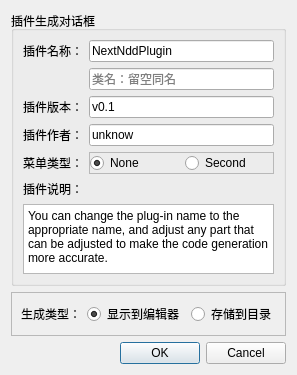
This is src/plugin/framework-plugins/hello-simple/view/createnewplugincodedialog.ui in x2009again/notepad-- as Qt 5 draws it before an edit. The edited form follows.
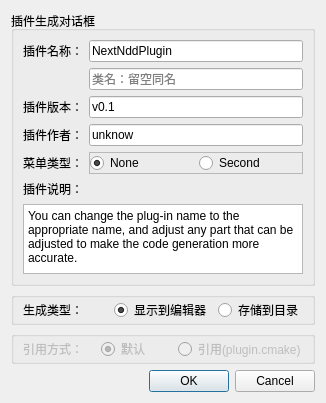
This is the edited form.

Commit message: cmake-plugin: 在 hello-simple 中新增引用型插件基础生成逻辑

The edit to the form file:
```diff
--- a/src/plugin/framework-plugins/hello-simple/view/createnewplugincodedialog.ui
+++ b/src/plugin/framework-plugins/hello-simple/view/createnewplugincodedialog.ui
@@ -6,8 +6,8 @@
    <rect>
     <x>0</x>
     <y>0</y>
-    <width>288</width>
-    <height>335</height>
+    <width>326</width>
+    <height>330</height>
    </rect>
   </property>
   <property name="windowTitle">
@@ -135,14 +135,17 @@
     </widget>
    </item>
    <item>
-    <widget class="QFrame" name="frame_2">
-     <property name="frameShape">
-      <enum>QFrame::StyledPanel</enum>
-     </property>
-     <property name="frameShadow">
-      <enum>QFrame::Raised</enum>
+    <widget class="QGroupBox" name="groupBox_3">
+     <property name="title">
+      <string/>
      </property>
      <layout class="QHBoxLayout" name="horizontalLayout_2">
+      <property name="topMargin">
+       <number>0</number>
+      </property>
+      <property name="bottomMargin">
+       <number>0</number>
+      </property>
       <item>
        <widget class="QLabel" name="label_6">
         <property name="text">
@@ -170,6 +173,51 @@
      </layout>
     </widget>
    </item>
+   <item>
+    <widget class="QGroupBox" name="groupBox_4">
+     <property name="enabled">
+      <bool>false</bool>
+     </property>
+     <property name="title">
+      <string/>
+     </property>
+     <layout class="QGridLayout" name="gridLayout_2">
+      <property name="topMargin">
+       <number>0</number>
+      </property>
+      <property name="rightMargin">
+       <number>6</number>
+      </property>
+      <property name="bottomMargin">
+       <number>0</number>
+      </property>
+      <item row="0" column="0">
+       <widget class="QLabel" name="label_7">
+        <property name="text">
+         <string>引用方式：</string>
+        </property>
+       </widget>
+      </item>
+      <item row="0" column="2">
+       <widget class="QRadioButton" name="r_cmake_quote">
+        <property name="text">
+         <string>引用(plugin.cmake)</string>
+        </property>
+       </widget>
+      </item>
+      <item row="0" column="1">
+       <widget class="QRadioButton" name="r_cmake_default">
+        <property name="text">
+         <string>默认</string>
+        </property>
+        <property name="checked">
+         <bool>true</bool>
+        </property>
+       </widget>
+      </item>
+     </layout>
+    </widget>
+   </item>
    <item>
     <widget class="QDialogButtonBox" name="buttonBox">
      <property name="orientation">
```
The commit also changes 4 other files.
